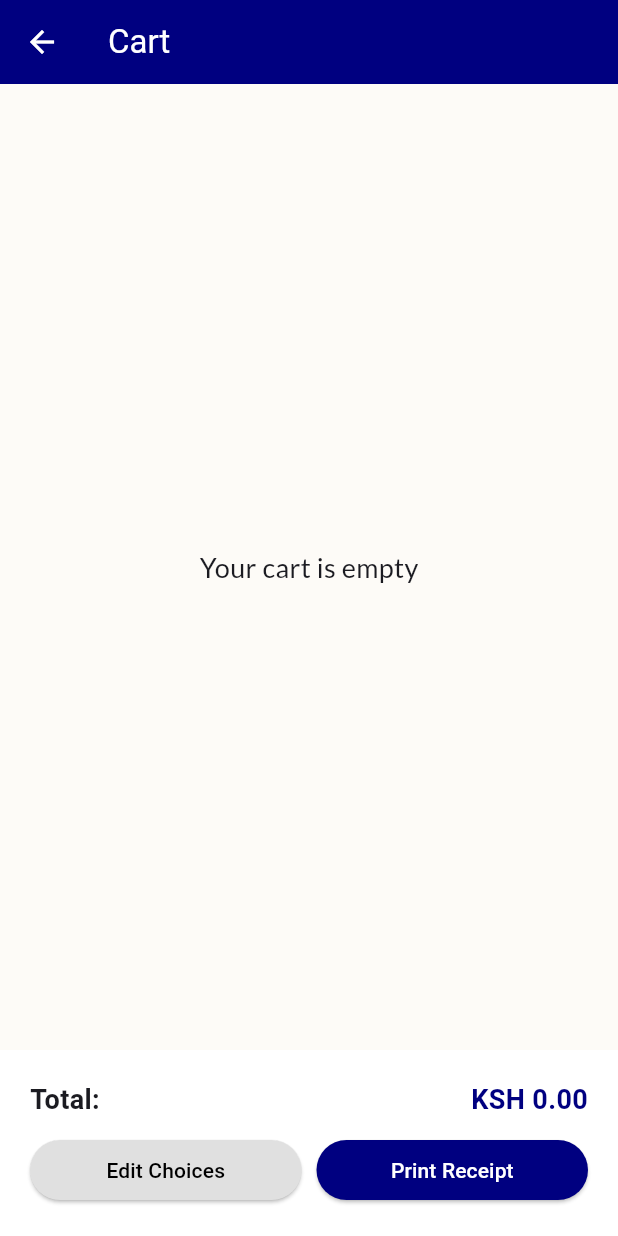
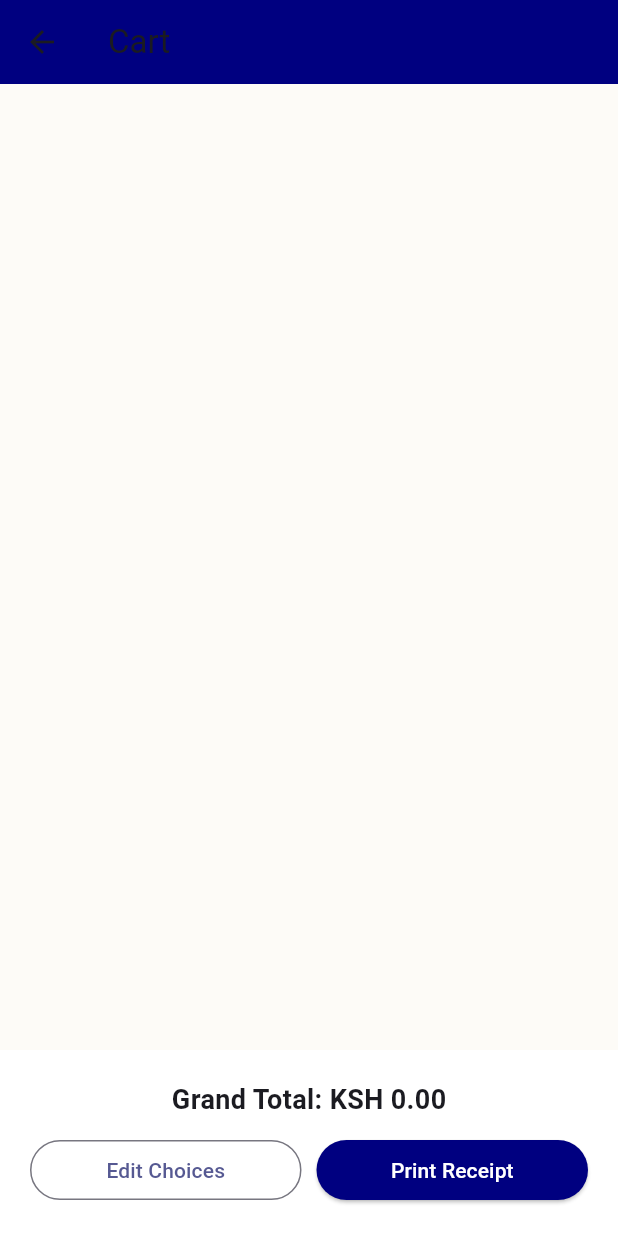
Before and after one commit to Pesha14/food_menu, a Flutter app: the MenuScreen screen opened directly with empty values, after a tap on "View Cart", on a phone screen of 412 x 824 dp. Run offline on Flutter 3.47's test engine with Material 3 defaults, Android fonts, the phone set to English and light mode, and no system bars; our stand-ins replace flutter_riverpod, google_fonts; missing offline and left inert: zcs_sdk_plugin; Roboto replaces fonts that are missing (PlayfairDisplay).

Commit message:
first phase  of code now working

```diff
--- a/menu/lib/auth_screen.dart
+++ b/menu/lib/features/auth/screens/auth_screen.dart
@@ -1,9 +1,9 @@
 import 'package:flutter/material.dart';
 import 'package:flutter_riverpod/flutter_riverpod.dart';
 import 'package:google_fonts/google_fonts.dart';
-import 'package:nfc_manager/nfc_manager.dart';
-import 'services/api_service.dart';
-import 'menu_screen.dart';
+import '../../menu/services/api_service.dart';
+import '../../menu/screens/menu_screen.dart';
+
 
 final apiServiceProvider = Provider((ref) => ApiService());
 
--- a/menu/lib/models/menu_models.dart
+++ b/menu/lib/features/menu/models/menu_models.dart
@@ -4,7 +4,12 @@ class MenuItem {
   final double price;
   final String categoryId;
 
-  MenuItem({required this.id, required this.name, required this.price, required this.categoryId});
+  MenuItem({
+    required this.id,
+    required this.name,
+    required this.price,
+    required this.categoryId,
+  });
 }
 
 class CartItem {
--- /dev/null
+++ b/menu/lib/features/menu/screens/menu_screen.dart
@@ -0,0 +1,224 @@
+import 'package:flutter/material.dart';
+import 'package:flutter_riverpod/flutter_riverpod.dart';
+import 'package:google_fonts/google_fonts.dart';
+import 'package:zcs_sdk_plugin/zcs_sdk_plugin.dart';
+import '../models/menu_models.dart';
+import '../providers/cart_provider.dart';
+
+class MenuScreen extends ConsumerWidget {
+  final String staffName;
+  MenuScreen({super.key, required this.staffName});
+
+  final List<MenuItem> items = [
+    MenuItem(id: '1', name: 'Roasted Chicken', price: 1500.0, categoryId: '1'),
+    MenuItem(id: '2', name: 'Beef Stew', price: 1200.0, categoryId: '1'),
+    MenuItem(id: '3', name: 'Coffee', price: 200.0, categoryId: '2'),
+  ];
+
+  @override
+  Widget build(BuildContext context, WidgetRef ref) {
+    final notifier = ref.read(cartProvider.notifier);
+
+    return Scaffold(
+      backgroundColor: const Color(0xFFFDFBF7),
+      appBar: AppBar(
+        title: Text(
+          'Welcome, $staffName',
+          style: GoogleFonts.playfairDisplay(color: Colors.white),
+        ),
+        backgroundColor: const Color(0xFF000080),
+      ),
+      body: Column(
+        children: [
+          Container(
+            padding: const EdgeInsets.all(20),
+            color: Colors.white,
+            child: Row(
+              mainAxisAlignment: MainAxisAlignment.spaceBetween,
+              children: [
+                Text('Balance:', style: GoogleFonts.lato(fontSize: 16)),
+                Text(
+                  'KSH ${notifier.balance.toStringAsFixed(2)}',
+                  style: GoogleFonts.lato(
+                    fontSize: 20,
+                    fontWeight: FontWeight.bold,
+                    color: const Color(0xFF000080),
+                  ),
+                ),
+              ],
+            ),
+          ),
+          Expanded(
+            child: DataTable(
+              columnSpacing: 10,
+              columns: const [
+                DataColumn(
+                  label: Text(
+                    'Item',
+                    style: TextStyle(fontWeight: FontWeight.bold),
+                  ),
+                ),
+                DataColumn(
+                  label: Text(
+                    'Price',
+                    style: TextStyle(fontWeight: FontWeight.bold),
+                  ),
+                ),
+                DataColumn(label: Text('Action')),
+              ],
+              rows: items
+                  .map(
+                    (item) => DataRow(
+                      cells: [
+                        DataCell(Text(item.name)),
+                        DataCell(Text('KSH ${item.price.toStringAsFixed(2)}')),
+                        DataCell(
+                          ElevatedButton(
+                            onPressed: () {
+                              notifier.addItem(item);
+                              ScaffoldMessenger.of(context).showSnackBar(
+                                SnackBar(
+                                  content: Text('${item.name} added to cart'),
+                                  duration: const Duration(seconds: 1),
+                                ),
+                              );
+                            },
+                            child: const Text('Add'),
+                          ),
+                        ),
+                      ],
+                    ),
+                  )
+                  .toList(),
+            ),
+          ),
+        ],
+      ),
+      floatingActionButton: FloatingActionButton.extended(
+        backgroundColor: const Color(0xFFC0A060),
+        onPressed: () => Navigator.push(
+          context,
+          MaterialPageRoute(builder: (_) => CartScreen(staffName: staffName)),
+        ),
+        label: const Text('View Cart'),
+        icon: const Icon(Icons.shopping_cart),
+      ),
+    );
+  }
+}
+
+class CartScreen extends ConsumerWidget {
+  final String staffName;
+  const CartScreen({super.key, required this.staffName});
+
+  Future<void> _printReceipt(List<CartItem> cart) async {
+    final ZcsSdkPlugin printer = ZcsSdkPlugin();
+
+    final double total = cart.fold(
+      0.0,
+      (sum, c) => sum + (c.item.price * c.quantity),
+    );
+    final double companyCover = 3000.0;
+    final double discount = total > companyCover ? companyCover : total;
+    final double toBePaid = total - discount;
+
+    try {
+      await printer.initializeDevice();
+      await printer.openDevice();
+
+      final Map<String, dynamic> receiptData = {
+        "businessName": "MENU SYSTEM",
+        "header":
+            "STAFF: $staffName\nDATE: ${DateTime.now().toString().substring(0, 16)}",
+        "items": cart
+            .map(
+              (c) => {
+                "name": "${c.item.name} (Qty: ${c.quantity})",
+                "price":
+                    "KSH ${(c.item.price * c.quantity).toStringAsFixed(2)}",
+              },
+            )
+            .toList(),
+        "totals": {
+          "total": "Total: KSH ${total.toStringAsFixed(2)}",
+          "discount": "Company Discount: KSH ${discount.toStringAsFixed(2)}",
+          "toPay": "To Be Paid: KSH ${toBePaid.toStringAsFixed(2)}",
+        },
+        "footer": "Thank you for your service!",
+        "layoutStyle": "detailed",
+      };
+
+      await printer.printDynamic(receiptData, bothCopies: false);
+      await printer.closeDevice();
+    } catch (e) {
+      debugPrint("Printing error: $e");
+    }
+  }
+
+  @override
+  Widget build(BuildContext context, WidgetRef ref) {
+    final cart = ref.watch(cartProvider);
+    final notifier = ref.read(cartProvider.notifier);
+
+    return Scaffold(
+      backgroundColor: const Color(0xFFFDFBF7),
+      appBar: AppBar(
+        title: const Text('Cart'),
+        backgroundColor: const Color(0xFF000080),
+      ),
+      body: ListView.separated(
+        padding: const EdgeInsets.all(10),
+        itemCount: cart.length,
+        separatorBuilder: (context, index) => const Divider(),
+        itemBuilder: (context, index) {
+          final cartItem = cart[index];
+          return ListTile(
+            title: Text(
+              cartItem.item.name,
+              style: const TextStyle(fontWeight: FontWeight.bold),
+            ),
+            subtitle: Text('Quantity: ${cartItem.quantity}'),
+            trailing: Text(
+              'KSH ${(cartItem.item.price * cartItem.quantity).toStringAsFixed(2)}',
+            ),
+          );
+        },
+      ),
+      bottomNavigationBar: Container(
+        padding: const EdgeInsets.all(20),
+        color: Colors.white,
+        child: Column(
+          mainAxisSize: MainAxisSize.min,
+          children: [
+            Text(
+              'Grand Total: KSH ${notifier.total.toStringAsFixed(2)}',
+              style: const TextStyle(fontSize: 18, fontWeight: FontWeight.bold),
+            ),
+            const SizedBox(height: 10),
+            Row(
+              children: [
+                Expanded(
+                  child: OutlinedButton(
+                    onPressed: () => Navigator.pop(context),
+                    child: const Text('Edit Choices'),
+                  ),
+                ),
+                const SizedBox(width: 10),
+                Expanded(
+                  child: ElevatedButton(
+                    style: ElevatedButton.styleFrom(
+                      backgroundColor: const Color(0xFF000080),
+                      foregroundColor: Colors.white,
+                    ),
+                    onPressed: () => _printReceipt(cart),
+                    child: const Text('Print Receipt'),
+                  ),
+                ),
+              ],
+            ),
+          ],
+        ),
+      ),
+    );
+  }
+}
--- a/menu/lib/main.dart
+++ b/menu/lib/main.dart
@@ -1,6 +1,6 @@
 import 'package:flutter/material.dart';
 import 'package:flutter_riverpod/flutter_riverpod.dart';
-import 'auth_screen.dart';
+import 'features/auth/screens/auth_screen.dart';
 
 void main() {
   runApp(const ProviderScope(child: MyApp()));
--- a/menu/lib/menu_screen.dart
+++ /dev/null
@@ -1,178 +0,0 @@
-import 'package:flutter/material.dart';
-import 'package:flutter_riverpod/flutter_riverpod.dart';
-import 'package:google_fonts/google_fonts.dart';
-import 'package:pdf/widgets.dart' as pw;
-import 'package:printing/printing.dart';
-import '../models/menu_models.dart';
-import '../providers/cart_provider.dart';
-
-class MenuScreen extends ConsumerWidget {
-  final String staffName;
-  MenuScreen({required this.staffName});
-
-  final List<MenuItem> items = [
-    MenuItem(id: '1', name: 'Roasted Chicken', price: 15.0, categoryId: '1'),
-    MenuItem(id: '2', name: 'Beef Stew', price: 12.0, categoryId: '1'),
-    MenuItem(id: '3', name: 'Coffee', price: 2.0, categoryId: '2'),
-  ];
-
-  @override
-  Widget build(BuildContext context, WidgetRef ref) {
-    final cart = ref.watch(cartProvider);
-    final notifier = ref.read(cartProvider.notifier);
-
-    return Scaffold(
-      backgroundColor: const Color(0xFFFDFBF7), // Softer Cream
-      appBar: AppBar(
-        title: Text('Welcome, $staffName', style: GoogleFonts.playfairDisplay(color: Colors.white)),
-        backgroundColor: const Color(0xFF000080),
-        foregroundColor: Colors.white,
-      ),
-      body: Column(
-        children: [
-          Container(
-            padding: const EdgeInsets.all(20),
-            color: Colors.white,
-            child: Row(
-              mainAxisAlignment: MainAxisAlignment.spaceBetween,
-              children: [
-                Text('Balance:', style: GoogleFonts.lato(fontSize: 16)),
-                Text('\KSH ${notifier.balance.toStringAsFixed(2)}', style: GoogleFonts.lato(fontSize: 20, fontWeight: FontWeight.bold, color: const Color(0xFF000080))),
-              ],
-            ),
-          ),
-          Expanded(
-            child: ListView.separated(
-              padding: const EdgeInsets.all(10),
-              itemCount: items.length,
-              separatorBuilder: (_, __) => const Divider(),
-              itemBuilder: (context, index) {
-                final item = items[index];
-                return ListTile(
-                  title: Text(item.name, style: const TextStyle(fontWeight: FontWeight.bold)),
-                  subtitle: Text('KSH ${item.price.toStringAsFixed(2)}'),
-                  trailing: ElevatedButton(
-                    onPressed: () => notifier.addItem(item),
-                    style: ElevatedButton.styleFrom(backgroundColor: const Color(0xFF000080), foregroundColor: Colors.white),
-                    child: const Text('Add'),
-                  ),
-                );
-              },
-            ),
-          ),
-        ],
-      ),
-      floatingActionButton: FloatingActionButton.extended(
-        backgroundColor: const Color(0xFFC0A060), // Classic Gold accent
-        onPressed: () => Navigator.push(context, MaterialPageRoute(builder: (_) => CartScreen())),
-        label: const Text('View Cart'),
-        icon: const Icon(Icons.shopping_cart),
-      ),
-    );
-  }
-}
-
-class CartScreen extends ConsumerWidget {
-  Future<void> _generateReceipt(List<CartItem> cart, String staffName) async {
-    final pdf = pw.Document();
-
-    pdf.addPage(
-      pw.Page(
-        build: (pw.Context context) => pw.Column(
-          crossAxisAlignment: pw.CrossAxisAlignment.start,
-          children: [
-            pw.Text('Menu System Receipt', style: pw.TextStyle(fontSize: 24, fontWeight: pw.FontWeight.bold)),
-            pw.SizedBox(height: 10),
-            pw.Text('Staff: $staffName'),
-            pw.Text('Date: ${DateTime.now().toString()}'),
-            pw.Divider(),
-            pw.SizedBox(height: 10),
-            ...cart.map((c) => pw.Row(
-              mainAxisAlignment: pw.MainAxisAlignment.spaceBetween,
-              children: [
-                pw.Text('${c.item.name} x${c.quantity}'),
-                pw.Text('KSH ${(c.item.price * c.quantity).toStringAsFixed(2)}'),
-              ],
-            )),
-            pw.Divider(),
-            pw.Row(
-              mainAxisAlignment: pw.MainAxisAlignment.spaceBetween,
-              children: [
-                pw.Text('Total', style: pw.TextStyle(fontWeight: pw.FontWeight.bold)),
-                pw.Text('KSH ${cart.fold(0.0, (sum, c) => sum + (c.item.price * c.quantity)).toStringAsFixed(2)}', style: pw.TextStyle(fontWeight: pw.FontWeight.bold)),
-              ],
-            ),
-          ],
-        ),
-      ),
-    );
-
-    await Printing.layoutPdf(onLayout: (format) => pdf.save());
-  }
-
-  @override
-  Widget build(BuildContext context, WidgetRef ref) {
-    final cart = ref.watch(cartProvider);
-    final notifier = ref.read(cartProvider.notifier);
-
-    return Scaffold(
-      backgroundColor: const Color(0xFFFDFBF7),
-      appBar: AppBar(
-        title: const Text('Cart', style: TextStyle(fontFamily: 'PlayfairDisplay')),
-        backgroundColor: const Color(0xFF000080),
-        foregroundColor: Colors.white,
-      ),
-      body: cart.isEmpty
-          ? Center(child: Text('Your cart is empty', style: GoogleFonts.lato(fontSize: 18)))
-          : ListView.separated(
-              padding: const EdgeInsets.all(10),
-              itemCount: cart.length,
-              separatorBuilder: (_, __) => const Divider(),
-              itemBuilder: (context, index) {
-                final cartItem = cart[index];
-                return ListTile(
-                  title: Text(cartItem.item.name, style: const TextStyle(fontWeight: FontWeight.bold)),
-                  subtitle: Text('Qty: ${cartItem.quantity}'),
-                  trailing: Text('KSH ${(cartItem.item.price * cartItem.quantity).toStringAsFixed(2)}'),
-                );
-              },
-            ),
-      bottomNavigationBar: Container(
-        padding: const EdgeInsets.all(20),
-        color: Colors.white,
-        child: Column(
-          mainAxisSize: MainAxisSize.min,
-          children: [
-            Row(
-              mainAxisAlignment: MainAxisAlignment.spaceBetween,
-              children: [
-                const Text('Total:', style: TextStyle(fontSize: 18, fontWeight: FontWeight.bold)),
-                Text('KSH ${notifier.total.toStringAsFixed(2)}', style: const TextStyle(fontSize: 18, fontWeight: FontWeight.bold, color: Color(0xFF000080))),
-              ],
-            ),
-            const SizedBox(height: 10),
-            Row(
-              children: [
-                Expanded(
-                  child: ElevatedButton(
-                    onPressed: () => Navigator.pop(context),
-                    style: ElevatedButton.styleFrom(backgroundColor: Colors.grey[300], foregroundColor: Colors.black),
-                    child: const Text('Edit Choices'),
-                  ),
-                ),
-                const SizedBox(width: 10),
-                Expanded(
-                  child: ElevatedButton(
-                    onPressed: () => _generateReceipt(cart, 'test21'), // Passing staffName
-                    style: ElevatedButton.styleFrom(backgroundColor: const Color(0xFF000080), foregroundColor: Colors.white),
-                    child: const Text('Print Receipt'),
-                  ),
-                ),
-              ],
-            ),
-          ],
-        ),
-      ),
-    );
-  }
-}
```
Also changed, not shown: menu/lib/features/menu/providers/cart_provider.dart (renamed from menu/lib/providers/cart_provider.dart), menu/lib/features/menu/services/api_service.dart (renamed from menu/lib/services/api_service.dart).
